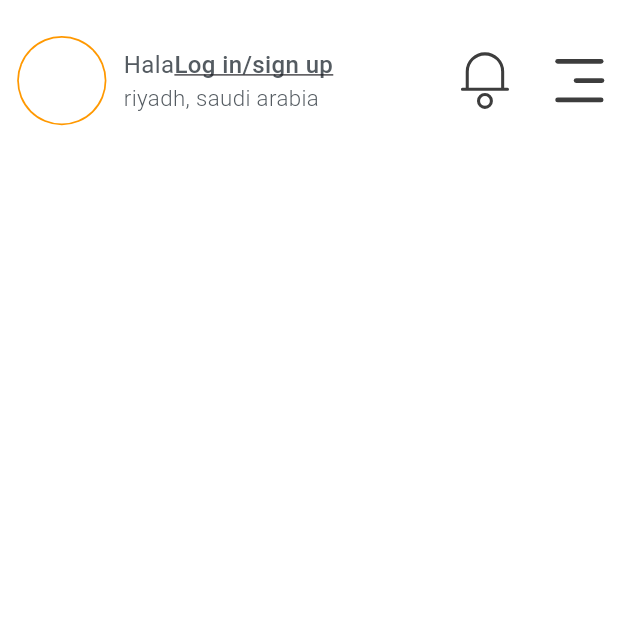
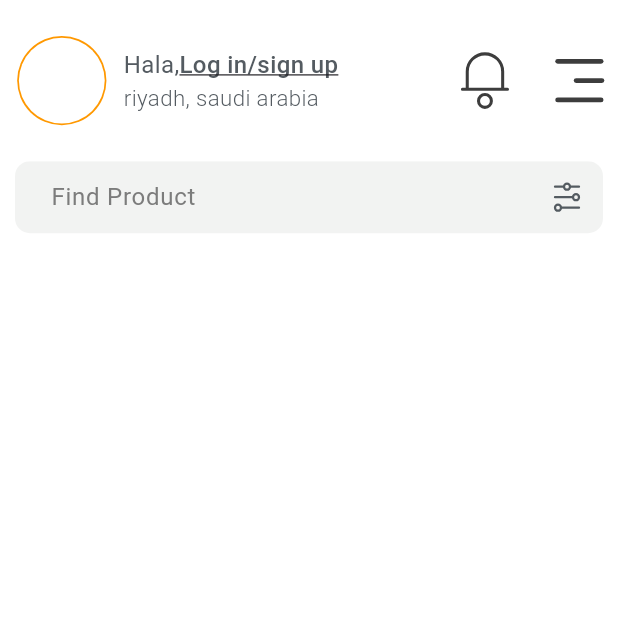
Before and after one commit to mo3tazamer/task1, a Flutter app: the screen it shows after launch, on a phone screen of 412 x 824 dp, the top half of it. Run offline on Flutter 3.47's test engine with Material 3 defaults, Android fonts, the phone set to English and light mode, and no system bars; our stand-ins replace flutter_screenutil, flutter_svg.

Commit message:
add search bar

```diff
--- /dev/null
+++ b/lib/core/shared/app_text_field.dart
@@ -0,0 +1,96 @@
+import 'package:flutter/material.dart';
+import 'package:flutter/services.dart';
+import 'package:flutter_screenutil/flutter_screenutil.dart';
+import '../utils/sizes.dart';
+
+class AppTextField extends StatelessWidget {
+  const AppTextField(
+      {super.key,
+      this.validator,
+      this.inputFormatters,
+      this.controller,
+      this.borderSize = AppSizes.s1,
+      this.borderColor,
+      this.fillColor,
+      this.hintText,
+      this.labelText,
+      this.hintStyle,
+      this.labelStyle,
+      this.obscureText = false,
+      this.onTap,
+      this.prefixIcon,
+      this.suffixIcon,
+      this.constraints,
+      this.readOnly = false,
+      this.onChanged,
+      this.onFieldSubmitted,
+      this.focusNode});
+  final String? Function(String?)? validator;
+  final List<TextInputFormatter>? inputFormatters;
+  final TextEditingController? controller;
+  final double? borderSize;
+  final Color? borderColor;
+  final Color? fillColor;
+  final String? hintText;
+  final String? labelText;
+  final TextStyle? hintStyle;
+  final TextStyle? labelStyle;
+  final bool? obscureText;
+  final Function()? onTap;
+  final Widget? prefixIcon;
+  final Widget? suffixIcon;
+  final BoxConstraints? constraints;
+  final bool readOnly;
+  final void Function(String)? onChanged;
+
+  final void Function(String)? onFieldSubmitted;
+  final FocusNode? focusNode;
+  @override
+  Widget build(BuildContext context) {
+    return TextFormField(
+      focusNode: focusNode,
+      onChanged: onChanged,
+      onFieldSubmitted: onFieldSubmitted,
+      readOnly: readOnly,
+      onTapOutside: (event) => FocusScope.of(context).unfocus(),
+      keyboardAppearance: Brightness.dark,
+      obscureText: obscureText!,
+      onTap: onTap,
+      validator: validator,
+      inputFormatters: inputFormatters,
+      keyboardType: TextInputType.name,
+      controller: controller,
+      decoration: InputDecoration(
+        contentPadding: const EdgeInsets.only(left: 20),
+        border: OutlineInputBorder(
+            borderRadius: BorderRadius.circular(borderSize!),
+            borderSide: BorderSide.none),
+
+        filled: true,
+
+        constraints: constraints,
+        prefixIcon: prefixIcon,
+        suffixIcon: suffixIcon,
+        // enabledBorder: OutlineInputBorder(
+        //   borderRadius: BorderRadius.circular(borderSize!),
+        //   //borderSide: BorderSide(color: borderColor!),
+        // ),
+        // disabledBorder: OutlineInputBorder(
+        //   borderRadius: BorderRadius.circular(borderSize!),
+        //   //borderSide: BorderSide(color: borderColor!),
+        // ),
+        // focusedBorder: OutlineInputBorder(
+        //   borderRadius: BorderRadius.circular(borderSize!),
+        //   //borderSide: BorderSide(color: borderColor!),
+        // ),
+        // errorBorder: OutlineInputBorder(
+        //   borderRadius: BorderRadius.circular(borderSize!),
+        //  // borderRadius: BorderRadius.circular(borderSize!),
+        // ),
+        hintText: hintText,
+        hintStyle: hintStyle,
+        fillColor: fillColor,
+      ),
+    );
+  }
+}
--- a/lib/core/utils/app_assets.dart
+++ b/lib/core/utils/app_assets.dart
@@ -11,5 +11,6 @@ class IconAssets {
 
   static String notification = '$_iconsPath/Notifications.svg';
   static String menu = '$_iconsPath/Icons-Menu-Burger.svg';
+  static String filters = '$_iconsPath/filters-2.svg';
 
 }
--- a/lib/core/utils/app_colors.dart
+++ b/lib/core/utils/app_colors.dart
@@ -7,5 +7,7 @@ class AppColors {
 
   static const Color boldTextColor = Color(0xff181725);
   static const Color grayColor = Color(0xff545B61);
+  static const Color grayColor2 = Color(0xff7C7C7C);
+  static const Color grayColor3 = Color(0xffF2F3F2);
 
 }
--- a/lib/core/utils/app_strings.dart
+++ b/lib/core/utils/app_strings.dart
@@ -1,6 +1,6 @@
 class AppStrings {
   AppStrings._();
-   static const String hala = "Hala";
+   static const String hala = "Hala,";
    static const String logInSignUp = "Log in/sign up";
    static const String riyadhSaudiArabia = "riyadh, saudi arabia";
 
--- a/lib/core/utils/app_textstyles.dart
+++ b/lib/core/utils/app_textstyles.dart
@@ -36,6 +36,7 @@ class AppTextStyles {
 
 
   static TextStyle style14 = TextStyle(
+    fontWeight: FontWeight.w400,
     fontSize: 14.sp,
 
   );
--- a/lib/features/home_screen/presentation/screens/home_screen.dart
+++ b/lib/features/home_screen/presentation/screens/home_screen.dart
@@ -1,12 +1,12 @@
 import 'package:flutter/material.dart';
 import 'package:flutter_screenutil/flutter_screenutil.dart';
+import 'package:task1/core/shared/app_text_field.dart';
 import 'package:task1/core/svg_image/svg_image.dart';
 import 'package:task1/core/utils/app_assets.dart';
 import 'package:task1/core/utils/app_colors.dart';
 import 'package:task1/core/utils/app_extensions.dart';
 import 'package:task1/core/utils/app_strings.dart';
 import 'package:task1/core/utils/app_textstyles.dart';
-import 'package:task1/features/home_screen/presentation/widgets/home_appbar.dart';
 import 'package:task1/features/layout/presentation/widgets/custom_appbar.dart';
 
 import '../widgets/custom_appbar.dart';
@@ -24,6 +24,27 @@ class _HomeScreenState extends State<HomeScreen> {
     return SafeArea(
       child: Scaffold(
         appBar: _homeAppBar(),
+        body: Padding(
+          padding: const EdgeInsets.symmetric(horizontal: 10),
+          child: Column(
+            children: [
+              AppTextField(
+                borderSize: 10,
+                suffixIcon: IconButton(
+                  /// TODO: add functionality
+                  onPressed: () {},
+                  icon: AppSvgImage(
+                    image: IconAssets.filters,
+                  ),
+                ),
+                fillColor: AppColors.grayColor3,
+                hintText: 'Find Product',
+                hintStyle:
+                    AppTextStyles.style14.copyColorWith(AppColors.grayColor2),
+              ),
+            ],
+          ),
+        ),
       ),
     );
   }
@@ -38,7 +59,6 @@ CustomAppbar _homeAppBar() {
           Padding(
             padding: EdgeInsets.symmetric(horizontal: 10.w),
             child: CircleAvatar(
-
               radius: 26.r,
               backgroundColor: Colors.orange,
               child: CircleAvatar(
--- a/lib/features/home_screen/presentation/widgets/custom_appbar.dart
+++ b/lib/features/home_screen/presentation/widgets/custom_appbar.dart
@@ -1,11 +1,12 @@
 import 'package:flutter/material.dart';
 import 'package:flutter/services.dart';
+import 'package:flutter_screenutil/flutter_screenutil.dart';
 import 'package:task1/core/utils/app_colors.dart';
 import 'package:task1/core/utils/sizes.dart';
 
 import '../../../../core/shared/appbackbutton.dart';
 
-class CustomAppBar extends StatelessWidget implements PreferredSizeWidget {
+class CustomAppBar extends StatelessWidget  {
   const CustomAppBar(
       {super.key,
       this.centerTitle = true,
@@ -28,7 +29,7 @@ class CustomAppBar extends StatelessWidget implements PreferredSizeWidget {
         leading: (automaticallyImplyLeading == true && leading == null)
             ? const AppBackButton()
             : leading,
-        toolbarHeight: AppSizes.s50,
+        toolbarHeight: AppSizes.s50.h,
         backgroundColor: AppColors.scaffoldBackgroundColor,
         systemOverlayStyle: const SystemUiOverlayStyle(
           statusBarIconBrightness: Brightness.light,
@@ -42,7 +43,5 @@ class CustomAppBar extends StatelessWidget implements PreferredSizeWidget {
     );
   }
 
-  @override
-  // TODO: implement preferredSize
-  Size get preferredSize => const Size.fromHeight(AppSizes.s50);
+
 }
--- a/lib/features/home_screen/presentation/widgets/home_appbar.dart
+++ /dev/null
@@ -1,19 +0,0 @@
-import 'package:flutter/material.dart';
-import 'package:task1/features/home_screen/presentation/widgets/custom_appbar.dart';
-
-class HomeAppBar extends StatelessWidget {
-  const HomeAppBar({super.key});
-
-  @override
-  Widget build(BuildContext context) {
-    return  const CustomAppBar(
-      leading: CircleAvatar(
-        maxRadius: 50,
-        foregroundColor: Colors.red,
-        backgroundColor: Colors.green,
-
-      ),
-
-    );
-  }
-}
```
